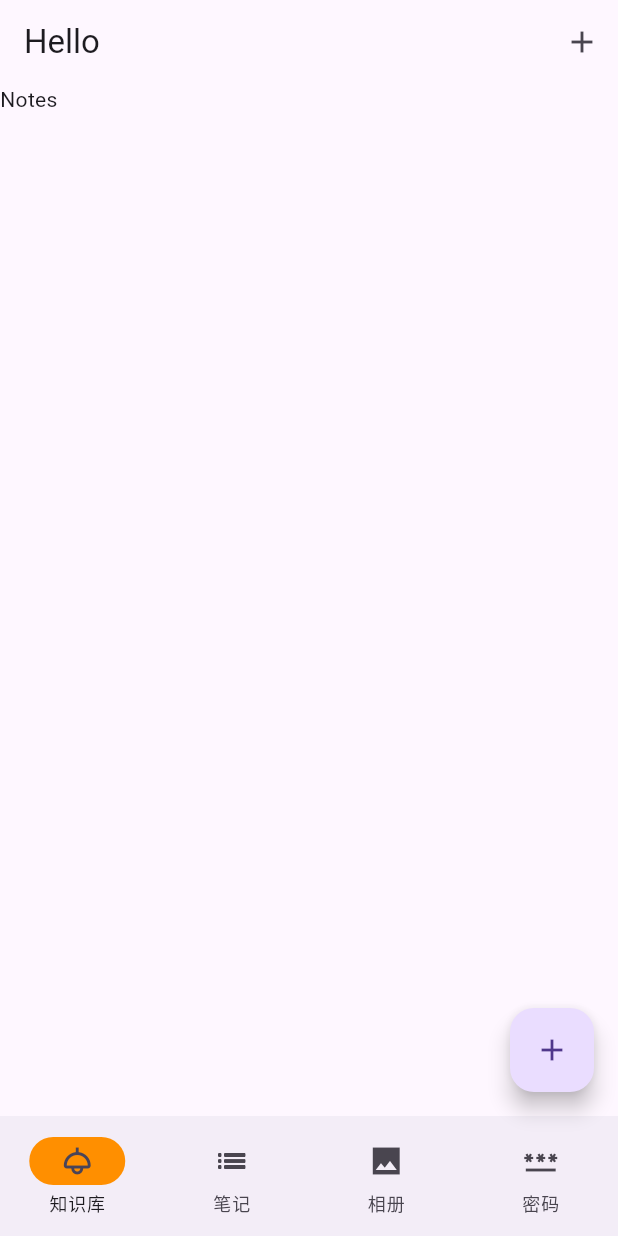
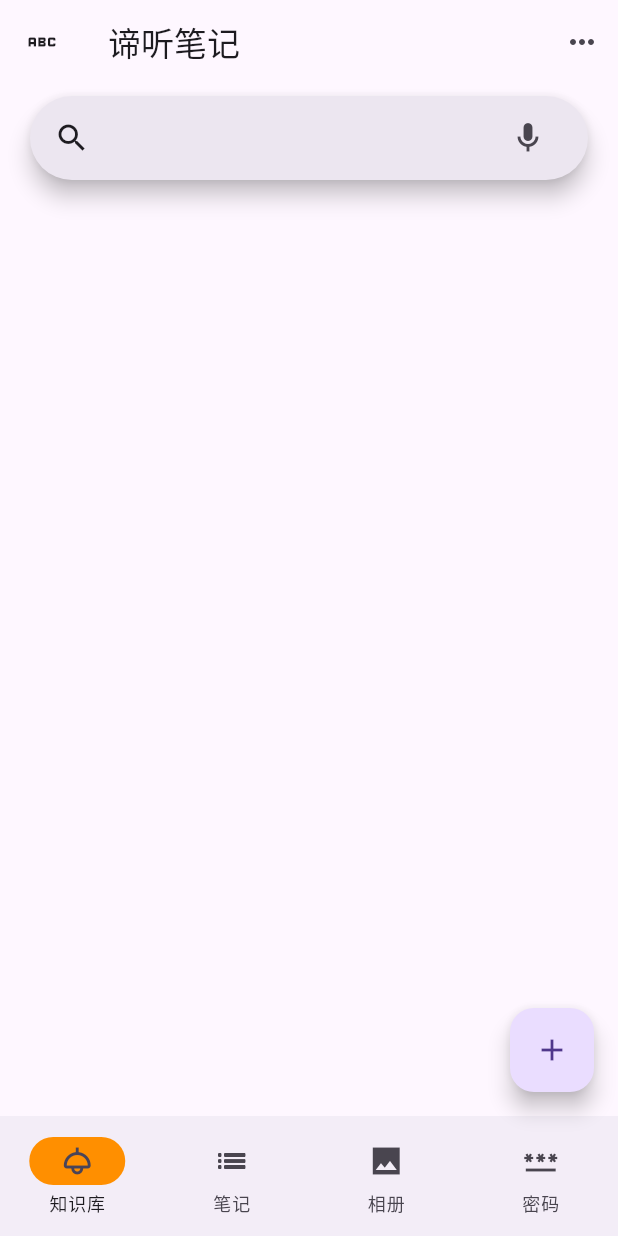
Before and after one commit to okapis/editing, a Flutter app: the screen it shows after launch, on a phone screen of 412 x 824 dp. Run offline on Flutter 3.47's test engine with Material 2 defaults, Android fonts, the phone set to English and light mode, and no system bars; our stand-ins replace flutter_mobx, mobx; generated files the repository leaves out were written again.

Commit message:
added a mock searchbar

```diff
--- a/editing/lib/ui/app.dart
+++ b/editing/lib/ui/app.dart
@@ -104,11 +104,12 @@ class _AppScaffoldState extends State<AppScaffold>
   AppBar _createAppBar() {
     bool hasTab = config[currentPageIndex].tabs.isNotEmpty;
     return AppBar(
-      title: Text('Hello'),
+      leading: Icon(Icons.abc_outlined),
+      title: Text('谛听笔记'),
       bottom: hasTab ? _createTabBar() : null,
       actions: [
         IconButton(
-          icon: const Icon(Icons.add),
+          icon: const Icon(Icons.more_horiz_outlined),
           onPressed: () {},
         ),
       ],
--- a/editing/lib/ui/screens/knowledgebase.dart
+++ b/editing/lib/ui/screens/knowledgebase.dart
@@ -1,10 +1,54 @@
 import 'package:flutter/material.dart';
 
-class KnowledgebaseScreen extends StatelessWidget {
+class KnowledgebaseScreen extends StatefulWidget {
   const KnowledgebaseScreen({super.key});
 
   @override
+  State<KnowledgebaseScreen> createState() => _KnowledgebaseScreenState();
+}
+
+class _KnowledgebaseScreenState extends State<KnowledgebaseScreen> {
+  @override
   Widget build(BuildContext context) {
-    return Text('Notes');
+    return Padding(
+      padding: const EdgeInsets.fromLTRB(20, 8, 20, 8),
+      child: SearchAnchor(
+          builder: (BuildContext context, SearchController controller) {
+        return SearchBar(
+            controller: controller,
+            leading: const Icon(Icons.search_outlined),
+            padding: const MaterialStatePropertyAll<EdgeInsets>(
+                EdgeInsets.symmetric(horizontal: 16.0)),
+            onTap: () {
+              controller.openView();
+            },
+            onChanged: (_) {
+              controller.openView();
+            },
+            trailing: <Widget>[
+              Tooltip(
+                message: 'Change brightness mode',
+                child: IconButton(
+                  onPressed: () {},
+                  icon: const Icon(Icons.mic_outlined),
+                  selectedIcon: const Icon(Icons.mic_sharp),
+                ),
+              )
+            ]);
+      }, suggestionsBuilder:
+              (BuildContext context, SearchController controller) {
+        return List<ListTile>.generate(5, (int index) {
+          final String item = 'item $index';
+          return ListTile(
+            title: Text(item),
+            onTap: () {
+              setState(() {
+                controller.closeView(item);
+              });
+            },
+          );
+        });
+      }),
+    );
   }
 }
```
